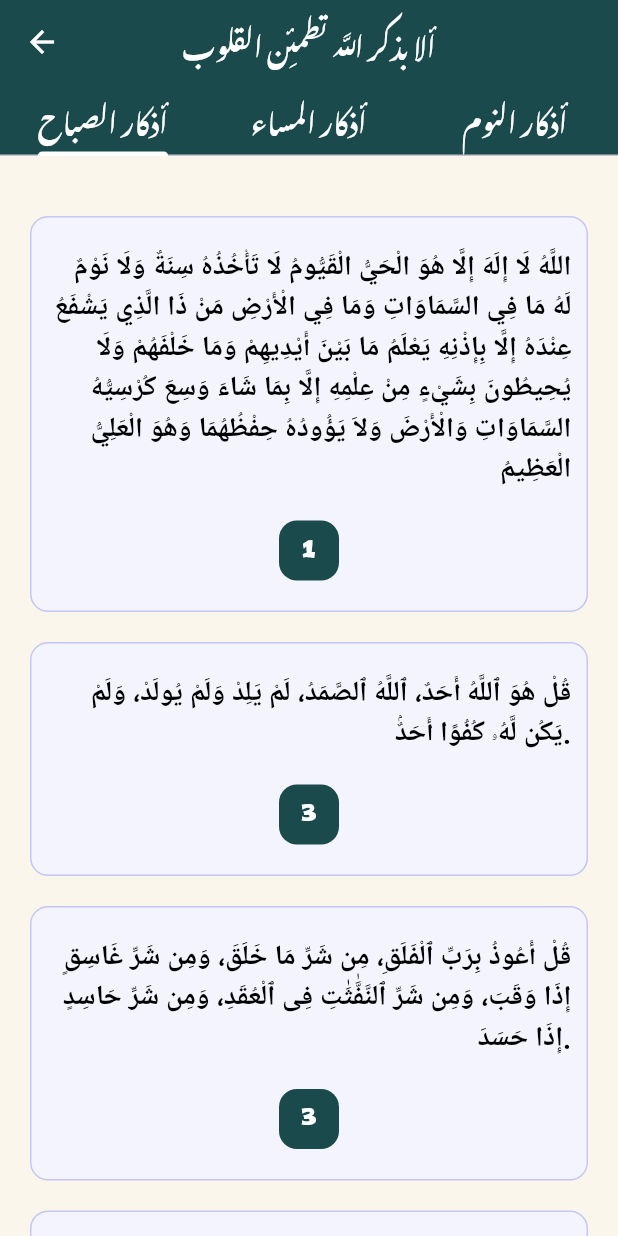
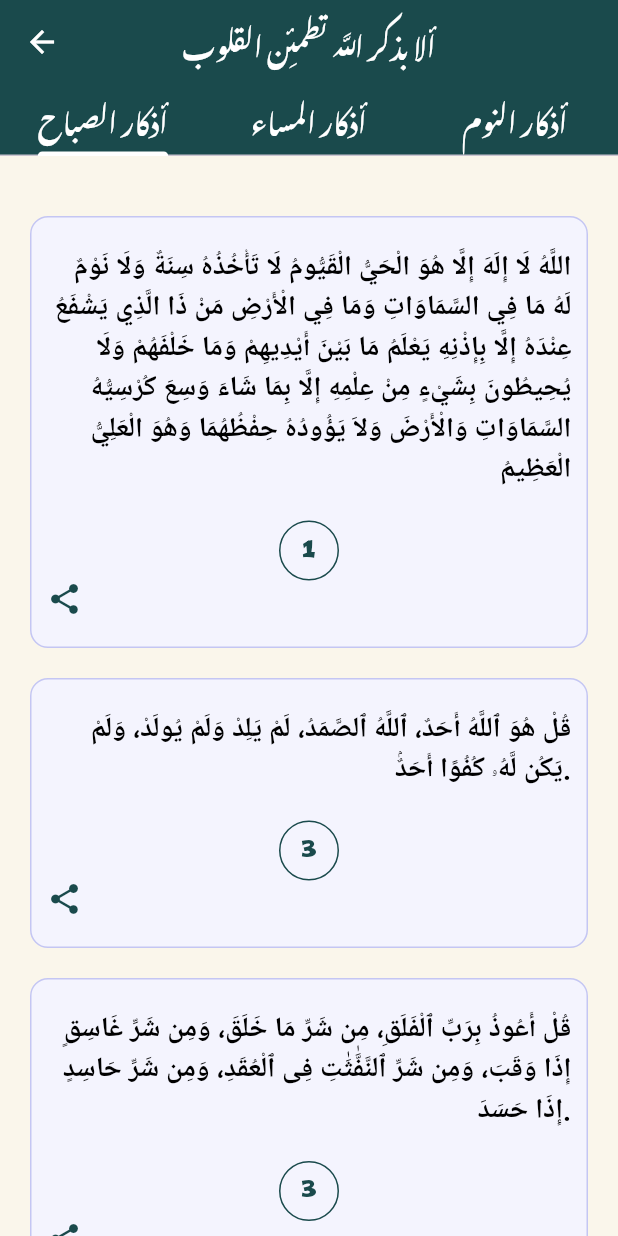
Before and after one commit to AhmedMohmmedd/azkar-app, a Flutter app: the AzkarView screen opened directly, on a phone screen of 412 x 824 dp. Run offline on Flutter 3.47's test engine with Material 3 defaults, Android fonts, the phone set to English and light mode, and no system bars; our stand-ins replace adhan, bloc, flutter_bloc, geolocator, share_plus, shared_preferences; missing offline and left inert: jhijri; accounts and stored records are empty; Roboto replaces fonts that are missing (shekari).

Commit message:
add-share-plus

```diff
--- /dev/null
+++ b/lib/common/custom_rouned_container.dart
@@ -0,0 +1,26 @@
+
+import 'package:azkar/utils/constantis.dart';
+import 'package:flutter/material.dart';
+
+class CustomRoundedContainer extends StatelessWidget {
+  const CustomRoundedContainer({
+    super.key,
+    this.child,
+  });
+  final Widget? child;
+  @override
+  Widget build(BuildContext context) {
+    return Container(
+      height: 40,
+      width: 40,
+      decoration: BoxDecoration(
+        shape: BoxShape.circle,
+        border: Border.all(
+          color: kPrimaryColor,
+          width: 1,
+        ),
+      ),
+      child: child,
+    );
+  }
+}
--- /dev/null
+++ b/lib/common/custom_share_icon.dart
@@ -0,0 +1,29 @@
+
+import 'package:azkar/utils/constantis.dart';
+import 'package:flutter/material.dart';
+import 'package:share_plus/share_plus.dart';
+
+class CustomShareIcon extends StatelessWidget {
+  const CustomShareIcon({
+    super.key, required this.text,
+  });
+
+  final String text;
+
+  @override
+  Widget build(BuildContext context) {
+    return InkWell(
+        onTap: () {
+          Share.share(
+            text,
+            subject: shareSubject,
+
+          );
+        },
+        child: Icon(
+          Icons.share,
+          color: kPrimaryColor,
+        ),
+        );
+  }
+}
--- a/lib/features/azkar/widgets/custom_container.dart
+++ b/lib/features/azkar/widgets/custom_container.dart
@@ -1,3 +1,5 @@
+import 'package:azkar/common/custom_rouned_container.dart';
+import 'package:azkar/common/custom_share_icon.dart';
 import 'package:azkar/utils/app_style.dart';
 import 'package:azkar/utils/constantis.dart';
 import 'package:flutter/material.dart';
@@ -48,27 +50,22 @@ class _CustomContainerState extends State<CustomContainer> {
                 const SizedBox(
                   height: 20,
                 ),
-                Row(
-                  mainAxisAlignment: MainAxisAlignment.spaceEvenly,
-                  children: [
-                    Container(
-                      height: 40,
-                      width: 40,
-                      decoration: BoxDecoration(
-                        borderRadius: BorderRadius.circular(12),
-                        color: kPrimaryColor,
-                      ),
+                CustomRoundedContainer(
                   child: Center(
                       child: widget.countNum == 0
-                              ? const Icon(
+                          ? Icon(
                               Icons.done,
-                                  color: Colors.white,
+                              color: kPrimaryColor,
                             )
                           : Text(
                               '${widget.countNum}',
-                                  style: AppStyles.styleBold15(context),
+                              style: AppStyles.styleBold15(context)
+                                  .copyWith(color: kPrimaryColor),
                             )),
                 ),
+                Row(
+                  children: [
+                    CustomShareIcon(text: widget.text,),
                   ],
                 ),
               ],
--- a/lib/utils/constantis.dart
+++ b/lib/utils/constantis.dart
@@ -5,3 +5,4 @@ final  kDividerColor =   Color.fromARGB(255, 50, 15, 70);
 final  kbackgroundColor =  Color(0xfffaf6eb);
 // final  kbackgroundColor =  Color.fromARGB(255, 35, 57, 58);
 final  kBacGroundImage =   'assets/images/rm194-aew-0133.jpg';
+final String shareSubject = 'Ahmed M Kirsha';
--- a/pubspec.yaml
+++ b/pubspec.yaml
@@ -42,6 +42,7 @@ dependencies:
   shared_preferences: ^2.2.2
   jhijri_picker: ^1.0.1
   jhijri: ^1.0.0
+  share_plus: ^6.3.4
 
 dev_dependencies:
   flutter_test:
```
Also changed, not shown: pubspec.lock, 5 other files. Lines whose indentation alone changed are shown as unchanged.
